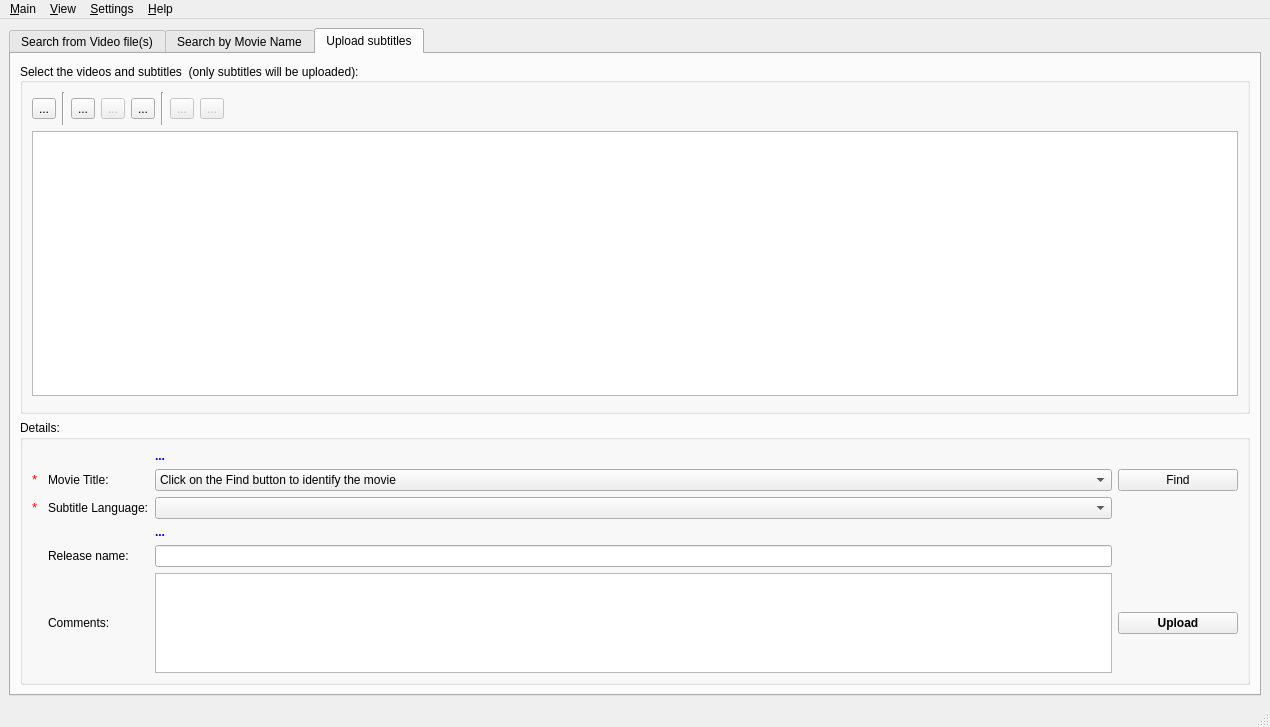
Before: the Qt Designer form gui/main.ui in subdownloader/subdownloader, drawn with Qt 5.
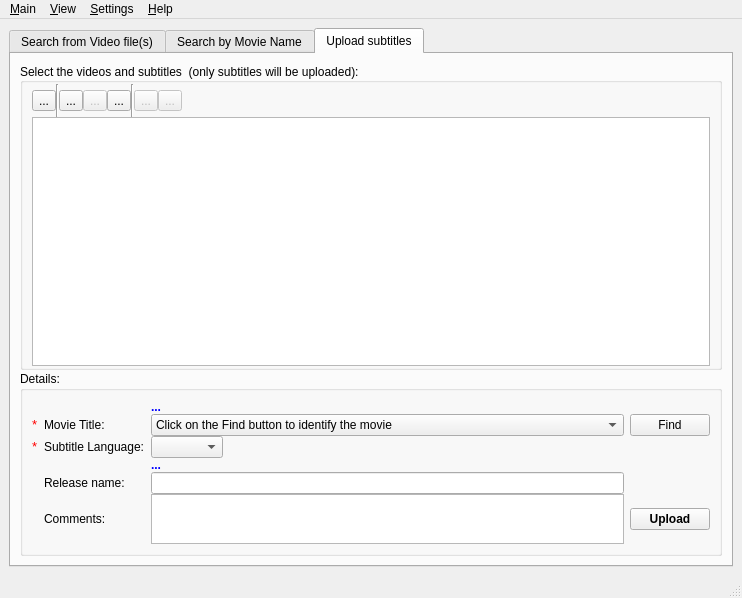
After: the same form once the commit is applied. The open tabs and pages were chosen to show the change. Icons and pictures are not drawn. Custom widgets are drawn as their Qt base class.

Commit message: fixed 2 low priority bugs, for fun, sometimes is good not to think too much :-) and "relax". - Windows Remembering position and size. - Nicer interface for upload - Multiple selection in the upload view allows deleting more than 1 row at a time.

```diff
--- a/gui/main.ui
+++ b/gui/main.ui
@@ -5,10 +5,16 @@
    <rect>
     <x>0</x>
     <y>0</y>
-    <width>1270</width>
-    <height>727</height>
+    <width>742</width>
+    <height>598</height>
    </rect>
   </property>
+  <property name="sizePolicy" >
+   <sizepolicy vsizetype="Preferred" hsizetype="Preferred" >
+    <horstretch>0</horstretch>
+    <verstretch>0</verstretch>
+   </sizepolicy>
+  </property>
   <property name="windowTitle" >
    <string>SubDownloader</string>
   </property>
@@ -644,8 +650,20 @@
          <layout class="QVBoxLayout" >
           <item>
            <layout class="QVBoxLayout" >
+            <property name="spacing" >
+             <number>1</number>
+            </property>
             <item>
              <widget class="QGroupBox" name="groupBox_2" >
+              <property name="enabled" >
+               <bool>true</bool>
+              </property>
+              <property name="sizePolicy" >
+               <sizepolicy vsizetype="MinimumExpanding" hsizetype="Preferred" >
+                <horstretch>0</horstretch>
+                <verstretch>0</verstretch>
+               </sizepolicy>
+              </property>
               <property name="layoutDirection" >
                <enum>Qt::LeftToRight</enum>
               </property>
@@ -656,6 +674,15 @@
                <set>Qt::AlignLeading|Qt::AlignLeft|Qt::AlignVCenter</set>
               </property>
               <layout class="QVBoxLayout" name="verticalLayout" >
+               <property name="spacing" >
+                <number>0</number>
+               </property>
+               <property name="topMargin" >
+                <number>1</number>
+               </property>
+               <property name="bottomMargin" >
+                <number>1</number>
+               </property>
                <item>
                 <layout class="QHBoxLayout" name="horizontalLayout_5" >
                  <item>
@@ -810,11 +837,23 @@
                <item>
                 <widget class="UploadListView" name="uploadView" >
                  <property name="sizePolicy" >
-                  <sizepolicy vsizetype="Expanding" hsizetype="Expanding" >
+                  <sizepolicy vsizetype="MinimumExpanding" hsizetype="Expanding" >
                    <horstretch>0</horstretch>
                    <verstretch>0</verstretch>
                   </sizepolicy>
                  </property>
+                 <property name="minimumSize" >
+                  <size>
+                   <width>0</width>
+                   <height>0</height>
+                  </size>
+                 </property>
+                 <property name="baseSize" >
+                  <size>
+                   <width>0</width>
+                   <height>0</height>
+                  </size>
+                 </property>
                  <property name="acceptDrops" >
                   <bool>true</bool>
                  </property>
@@ -824,6 +863,9 @@
                  <property name="dragDropMode" >
                   <enum>QAbstractItemView::DropOnly</enum>
                  </property>
+                 <property name="alternatingRowColors" >
+                  <bool>true</bool>
+                 </property>
                  <property name="selectionMode" >
                   <enum>QAbstractItemView::SingleSelection</enum>
                  </property>
@@ -846,19 +888,7 @@
              </widget>
             </item>
             <item>
-             <widget class="QGroupBox" name="groupBox" >
-              <property name="sizePolicy" >
-               <sizepolicy vsizetype="Preferred" hsizetype="Minimum" >
-                <horstretch>0</horstretch>
-                <verstretch>0</verstretch>
-               </sizepolicy>
-              </property>
-              <property name="minimumSize" >
-               <size>
-                <width>300</width>
-                <height>0</height>
-               </size>
-              </property>
+             <widget class="QGroupBox" name="uploadDetailsGroupBox" >
               <property name="maximumSize" >
                <size>
                 <width>16777215</width>
@@ -868,8 +898,16 @@
               <property name="title" >
                <string>Details:</string>
               </property>
+              <property name="alignment" >
+               <set>Qt::AlignLeading|Qt::AlignLeft|Qt::AlignTop</set>
+              </property>
+              <layout class="QVBoxLayout" name="verticalLayout_7" >
+               <item>
               <layout class="QGridLayout" name="gridLayout" >
-               <item rowspan="2" row="1" column="0" >
+                 <property name="verticalSpacing" >
+                  <number>0</number>
+                 </property>
+                 <item row="1" column="0" >
                 <widget class="QLabel" name="label_4" >
                  <property name="sizePolicy" >
                   <sizepolicy vsizetype="Preferred" hsizetype="Fixed" >
@@ -891,7 +929,7 @@
                  </property>
                 </widget>
                </item>
-               <item rowspan="2" row="1" column="1" >
+                 <item row="1" column="1" >
                 <widget class="QLabel" name="label" >
                  <property name="sizePolicy" >
                   <sizepolicy vsizetype="Preferred" hsizetype="Fixed" >
@@ -904,7 +942,7 @@
                  </property>
                 </widget>
                </item>
-               <item rowspan="2" row="1" column="2" colspan="2" >
+                 <item row="1" column="2" >
                 <widget class="QComboBox" name="uploadIMDB" >
                  <item>
                   <property name="text" >
@@ -913,7 +951,7 @@
                  </item>
                 </widget>
                </item>
-               <item rowspan="2" row="1" column="4" >
+                 <item row="1" column="3" >
                 <widget class="QPushButton" name="buttonUploadFindIMDB" >
                  <property name="sizePolicy" >
                   <sizepolicy vsizetype="Fixed" hsizetype="Minimum" >
@@ -942,7 +980,7 @@
                  </property>
                 </widget>
                </item>
-               <item row="4" column="0" >
+                 <item row="2" column="0" >
                 <widget class="QLabel" name="label_8" >
                  <property name="sizePolicy" >
                   <sizepolicy vsizetype="Preferred" hsizetype="Minimum" >
@@ -964,69 +1002,11 @@
                  </property>
                 </widget>
                </item>
-               <item row="4" column="1" >
-                <widget class="QLabel" name="label_5" >
-                 <property name="sizePolicy" >
-                  <sizepolicy vsizetype="Preferred" hsizetype="Fixed" >
-                   <horstretch>0</horstretch>
-                   <verstretch>0</verstretch>
-                  </sizepolicy>
-                 </property>
-                 <property name="text" >
-                  <string>Subtitle Language:</string>
-                 </property>
-                </widget>
-               </item>
-               <item row="4" column="2" colspan="2" >
-                <widget class="QComboBox" name="uploadLanguages" />
-               </item>
-               <item row="8" column="1" >
-                <widget class="QLabel" name="label_6" >
-                 <property name="sizePolicy" >
-                  <sizepolicy vsizetype="Preferred" hsizetype="Fixed" >
-                   <horstretch>0</horstretch>
-                   <verstretch>0</verstretch>
-                  </sizepolicy>
-                 </property>
-                 <property name="text" >
-                  <string>Release name:</string>
-                 </property>
-                </widget>
-               </item>
-               <item row="8" column="2" colspan="2" >
-                <widget class="QLineEdit" name="uploadReleaseText" />
-               </item>
-               <item row="9" column="1" >
-                <widget class="QLabel" name="label_7" >
-                 <property name="sizePolicy" >
-                  <sizepolicy vsizetype="Preferred" hsizetype="Fixed" >
-                   <horstretch>0</horstretch>
-                   <verstretch>0</verstretch>
-                  </sizepolicy>
-                 </property>
-                 <property name="text" >
-                  <string>Comments:</string>
-                 </property>
-                </widget>
-               </item>
-               <item row="9" column="2" colspan="2" >
-                <widget class="QTextEdit" name="uploadComments" >
-                 <property name="sizePolicy" >
-                  <sizepolicy vsizetype="Fixed" hsizetype="Expanding" >
-                   <horstretch>0</horstretch>
-                   <verstretch>0</verstretch>
-                  </sizepolicy>
-                 </property>
-                 <property name="maximumSize" >
-                  <size>
-                   <width>16777215</width>
-                   <height>100</height>
-                  </size>
-                 </property>
-                </widget>
-               </item>
                <item row="0" column="2" >
                 <widget class="QLabel" name="label_autodetect_imdb" >
+                   <property name="enabled" >
+                    <bool>true</bool>
+                   </property>
                  <property name="sizePolicy" >
                   <sizepolicy vsizetype="Preferred" hsizetype="Preferred" >
                    <horstretch>0</horstretch>
@@ -1078,6 +1058,9 @@
                    <strikeout>false</strikeout>
                   </font>
                  </property>
+                   <property name="lineWidth" >
+                    <number>0</number>
+                   </property>
                  <property name="text" >
                   <string>...</string>
                  </property>
@@ -1088,11 +1071,11 @@
                   <bool>false</bool>
                  </property>
                  <property name="alignment" >
-                  <set>Qt::AlignLeading|Qt::AlignLeft|Qt::AlignVCenter</set>
+                    <set>Qt::AlignLeading|Qt::AlignLeft|Qt::AlignTop</set>
                  </property>
                 </widget>
                </item>
-               <item row="5" column="2" >
+                 <item row="3" column="2" >
                 <widget class="QLabel" name="label_autodetect_lang" >
                  <property name="palette" >
                   <palette>
@@ -1145,7 +1128,65 @@
                  </property>
                 </widget>
                </item>
-               <item row="9" column="4" >
+                 <item row="4" column="1" >
+                  <widget class="QLabel" name="label_6" >
+                   <property name="sizePolicy" >
+                    <sizepolicy vsizetype="Preferred" hsizetype="Fixed" >
+                     <horstretch>0</horstretch>
+                     <verstretch>0</verstretch>
+                    </sizepolicy>
+                   </property>
+                   <property name="text" >
+                    <string>Release name:</string>
+                   </property>
+                  </widget>
+                 </item>
+                 <item row="5" column="1" >
+                  <widget class="QLabel" name="label_7" >
+                   <property name="sizePolicy" >
+                    <sizepolicy vsizetype="Preferred" hsizetype="Fixed" >
+                     <horstretch>0</horstretch>
+                     <verstretch>0</verstretch>
+                    </sizepolicy>
+                   </property>
+                   <property name="text" >
+                    <string>Comments:</string>
+                   </property>
+                  </widget>
+                 </item>
+                 <item row="2" column="1" >
+                  <widget class="QLabel" name="label_5" >
+                   <property name="sizePolicy" >
+                    <sizepolicy vsizetype="Preferred" hsizetype="Fixed" >
+                     <horstretch>0</horstretch>
+                     <verstretch>0</verstretch>
+                    </sizepolicy>
+                   </property>
+                   <property name="text" >
+                    <string>Subtitle Language:</string>
+                   </property>
+                  </widget>
+                 </item>
+                 <item row="4" column="2" >
+                  <widget class="QLineEdit" name="uploadReleaseText" />
+                 </item>
+                 <item row="5" column="2" >
+                  <widget class="QTextEdit" name="uploadComments" >
+                   <property name="sizePolicy" >
+                    <sizepolicy vsizetype="Fixed" hsizetype="Expanding" >
+                     <horstretch>0</horstretch>
+                     <verstretch>0</verstretch>
+                    </sizepolicy>
+                   </property>
+                   <property name="maximumSize" >
+                    <size>
+                     <width>16777215</width>
+                     <height>50</height>
+                    </size>
+                   </property>
+                  </widget>
+                 </item>
+                 <item row="5" column="3" >
                 <widget class="QPushButton" name="buttonUpload" >
                  <property name="enabled" >
                   <bool>true</bool>
@@ -1165,11 +1206,33 @@
                  </property>
                  <property name="iconSize" >
                   <size>
-                   <width>16</width>
-                   <height>16</height>
+                     <width>24</width>
+                     <height>24</height>
                   </size>
                  </property>
                 </widget>
+                 </item>
+                 <item row="2" column="2" >
+                  <layout class="QHBoxLayout" name="horizontalLayout_12" >
+                   <item>
+                    <widget class="QComboBox" name="uploadLanguages" />
+                   </item>
+                   <item>
+                    <spacer name="horizontalSpacer_4" >
+                     <property name="orientation" >
+                      <enum>Qt::Horizontal</enum>
+                     </property>
+                     <property name="sizeHint" stdset="0" >
+                      <size>
+                       <width>40</width>
+                       <height>20</height>
+                      </size>
+                     </property>
+                    </spacer>
+                   </item>
+                  </layout>
+                 </item>
+                </layout>
                </item>
               </layout>
              </widget>
@@ -1190,7 +1253,7 @@
     <rect>
      <x>0</x>
      <y>0</y>
-     <width>1270</width>
+     <width>742</width>
      <height>27</height>
     </rect>
    </property>
```
Left out of the diff: 65 changed lines with no effect on the pictures. Lines whose indentation alone changed are shown as unchanged. The commit also changes 3 other files.
